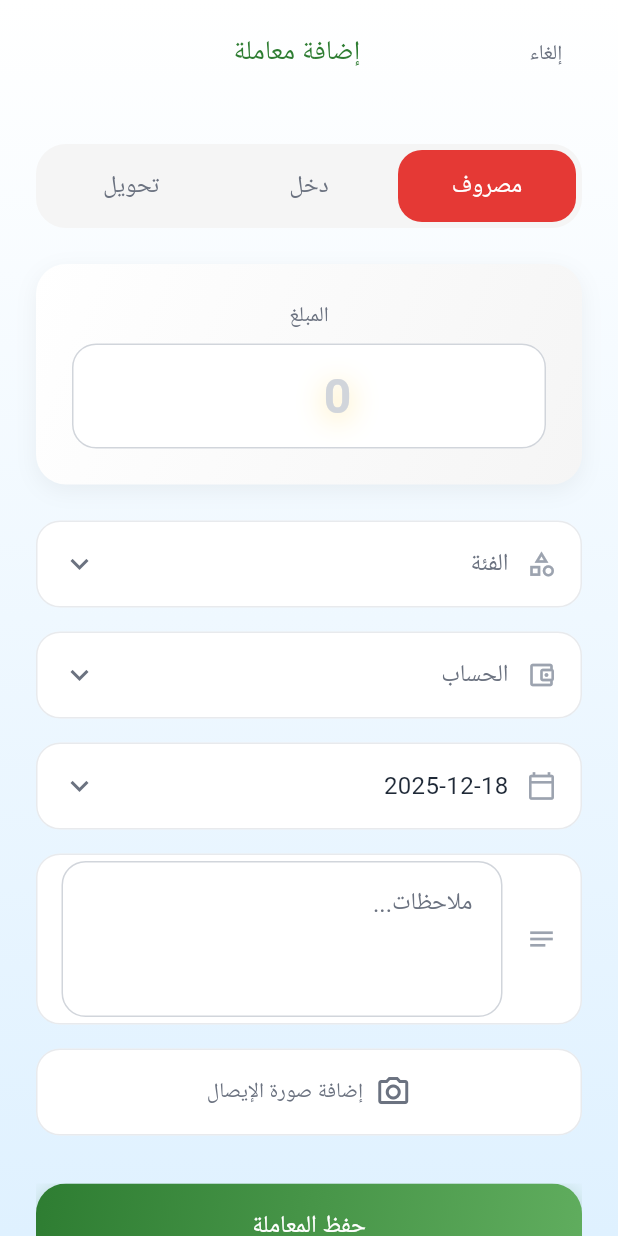
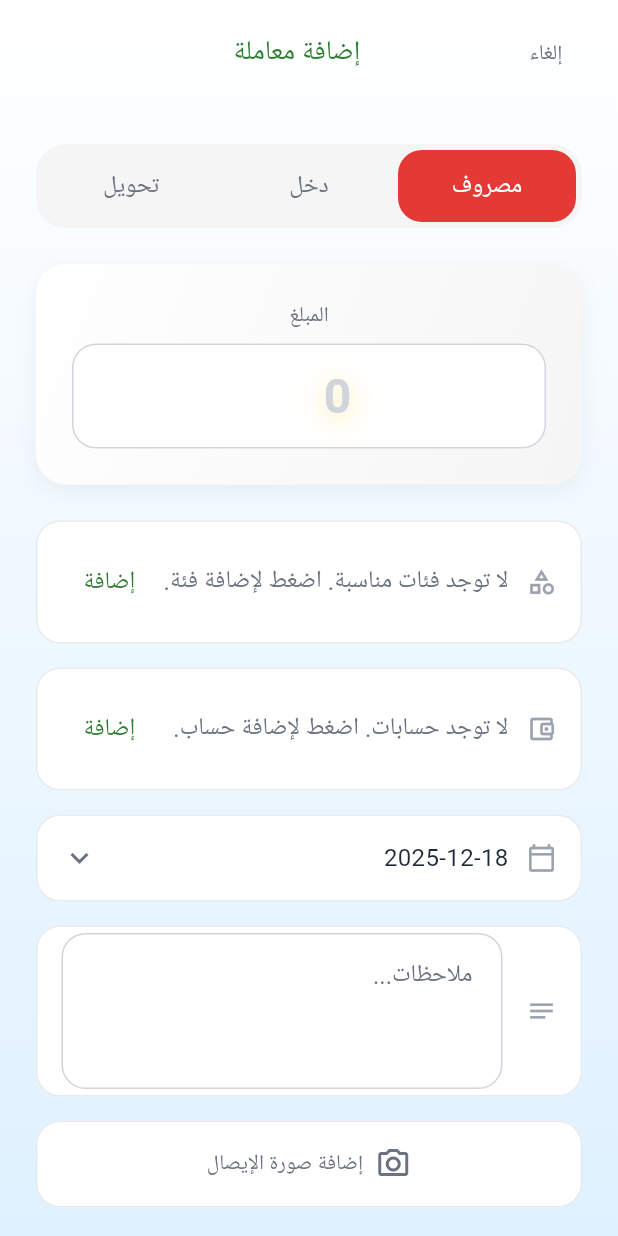
Before and after one commit to assem2023-habib/mizaneyati, a Flutter app: the AddTransactionScreen screen opened by its route, on a phone screen of 412 x 824 dp. Run offline on Flutter 3.47's test engine with Material 3 defaults, Android fonts, the phone set to English and light mode, and no system bars; our stand-ins replace drift, file_picker, fl_chart, flutter_colorpicker, flutter_riverpod, google_fonts and 3 more; accounts and stored records are empty; generated files the repository leaves out were written again; Roboto replaces fonts that are missing (Cairo).

Commit message:
add category and solve bugs

```diff
--- a/lib/presentation/screens/add_transaction/add_transaction_screen.dart
+++ b/lib/presentation/screens/add_transaction/add_transaction_screen.dart
@@ -19,6 +19,8 @@ import '../../../domain/models/transaction_type.dart';
 import '../../../domain/models/category_type.dart';
 import '../../../core/utils/result.dart';
 import '../../../application/providers/usecases_providers.dart';
+import '../categories/categories_screen.dart';
+import '../accounts/accounts_screen.dart';
 
 class AddTransactionScreen extends ConsumerStatefulWidget {
   final TransactionEntity? transactionToEdit;
@@ -317,6 +319,36 @@ class _AddTransactionScreenState extends ConsumerState<AddTransactionScreen> {
       return true; // For transfer, show all or decide policy. Showing all for now.
     }).toList();
 
+    if (filteredCategories.isEmpty) {
+      return Container(
+        decoration: BoxDecoration(
+          color: Colors.white,
+          borderRadius: BorderRadius.circular(16),
+          border: Border.all(color: AppColors.gray300.withOpacity(0.5)),
+        ),
+        padding: const EdgeInsets.all(16),
+        child: Row(
+          children: [
+            const Icon(Icons.category_outlined, color: AppColors.gray400, size: 20),
+            const SizedBox(width: 12),
+            Expanded(
+              child: Text('لا توجد فئات مناسبة. اضغط لإضافة فئة.', style: AppTextStyles.bodySecondary),
+            ),
+            TextButton(
+              onPressed: () async {
+                await Navigator.push(
+                  context,
+                  MaterialPageRoute(builder: (_) => const CategoriesScreen()),
+                );
+                _loadData();
+              },
+              child: const Text('إضافة'),
+            ),
+          ],
+        ),
+      );
+    }
+
     return StyledDropdownField<String>(
       value: _selectedCategoryId,
       hintText: 'الفئة',
@@ -332,6 +364,36 @@ class _AddTransactionScreenState extends ConsumerState<AddTransactionScreen> {
   }
 
   Widget _buildAccountDropdown() {
+    if (_accounts.isEmpty) {
+      return Container(
+        decoration: BoxDecoration(
+          color: Colors.white,
+          borderRadius: BorderRadius.circular(16),
+          border: Border.all(color: AppColors.gray300.withOpacity(0.5)),
+        ),
+        padding: const EdgeInsets.all(16),
+        child: Row(
+          children: [
+            const Icon(Icons.account_balance_wallet_outlined, color: AppColors.gray400, size: 20),
+            const SizedBox(width: 12),
+            Expanded(
+              child: Text('لا توجد حسابات. اضغط لإضافة حساب.', style: AppTextStyles.bodySecondary),
+            ),
+            TextButton(
+              onPressed: () async {
+                await Navigator.push(
+                  context,
+                  MaterialPageRoute(builder: (_) => const AccountsScreen()),
+                );
+                _loadData();
+              },
+              child: const Text('إضافة'),
+            ),
+          ],
+        ),
+      );
+    }
+
     return StyledDropdownField<String>(
       value: _selectedAccountId,
       hintText: _selectedType == TransactionType.transfer ? 'من حساب' : 'الحساب',
--- a/lib/presentation/screens/transactions_list/transactions_list_screen.dart
+++ b/lib/presentation/screens/transactions_list/transactions_list_screen.dart
@@ -384,7 +384,7 @@ class TransactionSearchDelegate extends SearchDelegate {
 
   Widget _buildList(BuildContext context) {
     final filtered = transactions.where((t) {
-      final note = t.note?.value.toLowerCase() ?? '';
+      final note = (t.note?.value ?? '').toLowerCase();
       final amount = t.amount.toMajor().toString();
       final category = categoriesMap[t.categoryId]?.name.value.toLowerCase() ?? '';
       final q = query.toLowerCase();
```
Also changed, not shown: lib/application/providers/usecases_providers.dart (+7 -0 lines), lib/presentation/screens/budgets/add_budget_dialog.dart (+14 -12 lines), lib/presentation/screens/dashboard/dashboard_screen.dart (+5 -3 lines), lib/presentation/screens/settings/settings_screen.dart (+31 -4 lines), lib/presentation/screens/statistics/statistics_screen.dart (+28 -2 lines).
